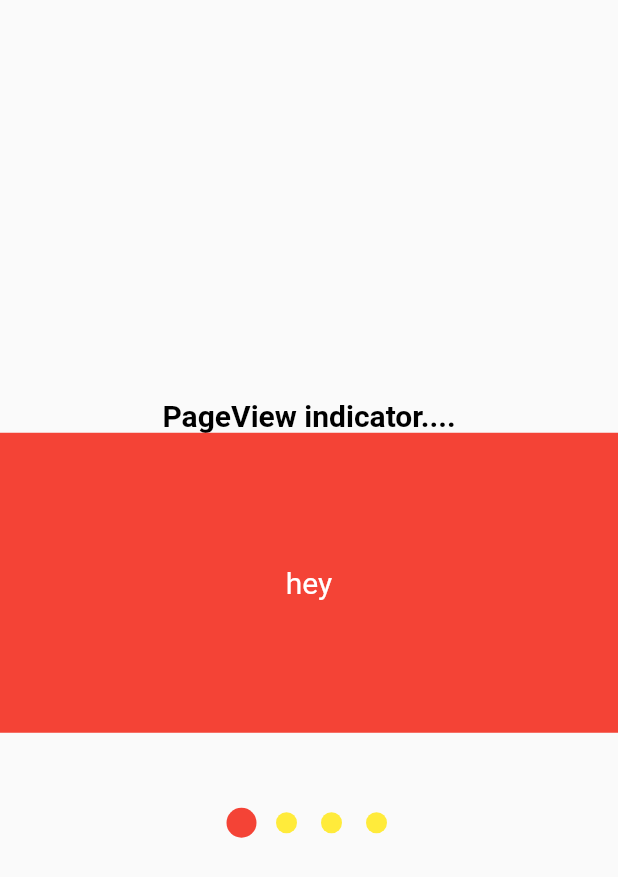
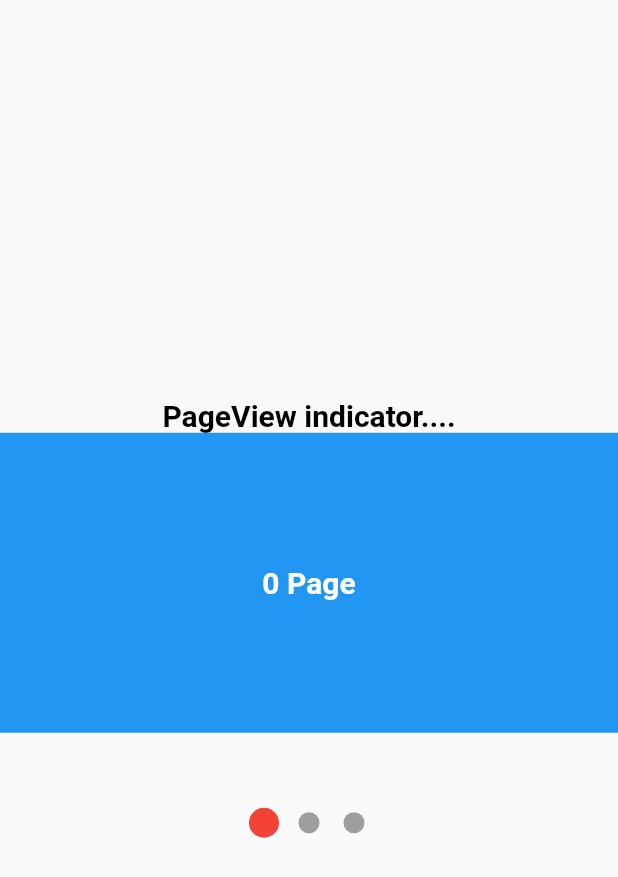
Before and after one commit to taylanyildiz/FLUTTER-PAGE-INDICATOR, a Flutter app: the screen it shows after launch, on a phone screen of 412 x 824 dp. Shown: the top 877 px of the screen. Run offline on Flutter 3.47's test engine with Material 2 defaults, Android fonts, the phone set to English and light mode, and no system bars.

Commit message:
change library
changed pageindicator class

```diff
--- a/lib/screen/home_screen.dart
+++ b/lib/screen/home_screen.dart
@@ -7,6 +7,26 @@ class HomeScreen extends StatefulWidget {
 }
 
 class _HomeScreenState extends State<HomeScreen> {
+  List<Widget> itemsWidget() {
+    var list = <Widget>[];
+    for (var i = 0; i < 3; i++) {
+      list.add(
+        Center(
+          child: Text(
+            '${i} Page',
+            style: TextStyle(
+              color: Colors.white,
+              fontSize: 20.0,
+              fontWeight: FontWeight.bold,
+            ),
+          ),
+        ),
+      );
+    }
+
+    return list;
+  }
+
   @override
   Widget build(BuildContext context) {
     return Scaffold(
@@ -23,13 +43,12 @@ class _HomeScreenState extends State<HomeScreen> {
               ),
             ),
             PageViewIndicator(
-              itemCount: 4,
-              child: Center(
-                  child: Text(
-                'hey',
-                style: TextStyle(color: Colors.white, fontSize: 20.0),
-              )),
-            )
+              backGroundColor: Colors.blue,
+              indicatorBackgroundColor: Colors.grey,
+              indicatorColor: Colors.red,
+              itemCount: 3,
+              child: itemsWidget(),
+            ),
           ],
         ),
       ),
--- a/lib/screen/page_indicator.dart
+++ b/lib/screen/page_indicator.dart
@@ -1,14 +1,22 @@
 import 'package:flutter/material.dart';
 
 class PageViewIndicator extends StatefulWidget {
-  final Widget child;
+  final List<Widget> child;
   final int itemCount;
-
-  const PageViewIndicator({
+  Color bakcgroundColors;
+  Color indicatorColor;
+  Color indicatorBackgroundColor;
+  PageViewIndicator({
     Key key,
     @required this.itemCount,
     @required this.child,
-  }) : super(key: key);
+    Color backGroundColor,
+    Color indicatorColor,
+    Color indicatorBackgroundColor,
+  })  : bakcgroundColors = backGroundColor ?? Colors.red,
+        indicatorColor = indicatorColor ?? Colors.red,
+        indicatorBackgroundColor = indicatorBackgroundColor ?? Colors.yellow,
+        super(key: key);
   @override
   _PageViewIndicatorState createState() => _PageViewIndicatorState();
 }
@@ -39,7 +47,7 @@ class _PageViewIndicatorState extends State<PageViewIndicator>
       children: [
         Container(
           height: 200.0,
-          color: Colors.red,
+          color: widget.bakcgroundColors,
           child: PageView.builder(
             controller: pageController,
             scrollDirection: Axis.horizontal,
@@ -48,11 +56,11 @@ class _PageViewIndicatorState extends State<PageViewIndicator>
                   duration: Duration(milliseconds: 100), curve: Curves.linear);
               setState(() {});
             },
-            itemCount: 4,
+            itemCount: widget.itemCount,
             itemBuilder: (context, index) => AnimatedBuilder(
               animation: pageController,
               builder: (context, child) {
-                return widget.child;
+                return widget.child[index];
               },
             ),
           ),
@@ -62,6 +70,8 @@ class _PageViewIndicatorState extends State<PageViewIndicator>
           height: 20.0,
           child: CustomPaint(
             painter: IndicatorPaint(
+              indicatorColor: widget.indicatorColor,
+              indicatorBackgroundColor: widget.indicatorBackgroundColor,
               pageCount: widget.itemCount,
               page: pageController.hasListeners ? pageController.page : 0.0,
             ),
@@ -80,14 +90,18 @@ class IndicatorPaint extends CustomPainter {
   final double radius;
   final double space;
   final int thickness;
+  final Color indicatorColor;
+  final Color indicatorBackgroundColor;
   IndicatorPaint({
+    this.indicatorBackgroundColor,
+    this.indicatorColor,
     this.pageCount,
     this.page,
   })  : indicatorPaint = Paint()
-          ..color = Colors.red
+          ..color = indicatorColor
           ..style = PaintingStyle.fill,
         fillPaint = Paint()
-          ..color = Colors.yellow
+          ..color = indicatorBackgroundColor
           ..style = PaintingStyle.fill,
         radius = 10.0,
         space = 10,
@@ -138,7 +152,6 @@ class IndicatorPaint extends CustomPainter {
 
   @override
   bool shouldRepaint(covariant CustomPainter oldDelegate) {
-    // TODO: implement shouldRepaint
     return true;
   }
 }
```
